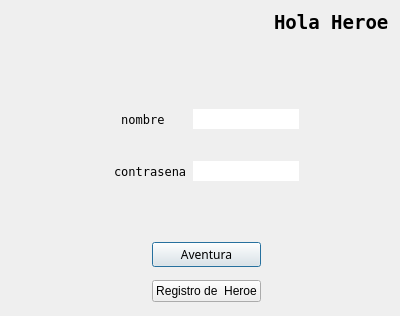
First picture: the form in Implementacion en Qt/login.ui, repository SantiagoCaceres/ProyectoFinalAdventure, before the edit.
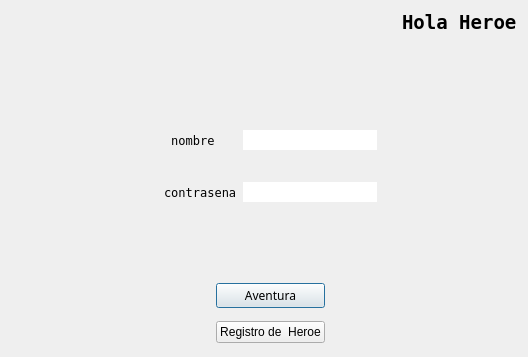
Second picture: the form after the edit.

Diff of the .ui file:
```diff
--- a/Implementacion en Qt/login.ui
+++ b/Implementacion en Qt/login.ui
@@ -6,8 +6,8 @@
    <rect>
     <x>0</x>
     <y>0</y>
-    <width>400</width>
-    <height>316</height>
+    <width>528</width>
+    <height>357</height>
    </rect>
   </property>
   <property name="windowTitle">
```
